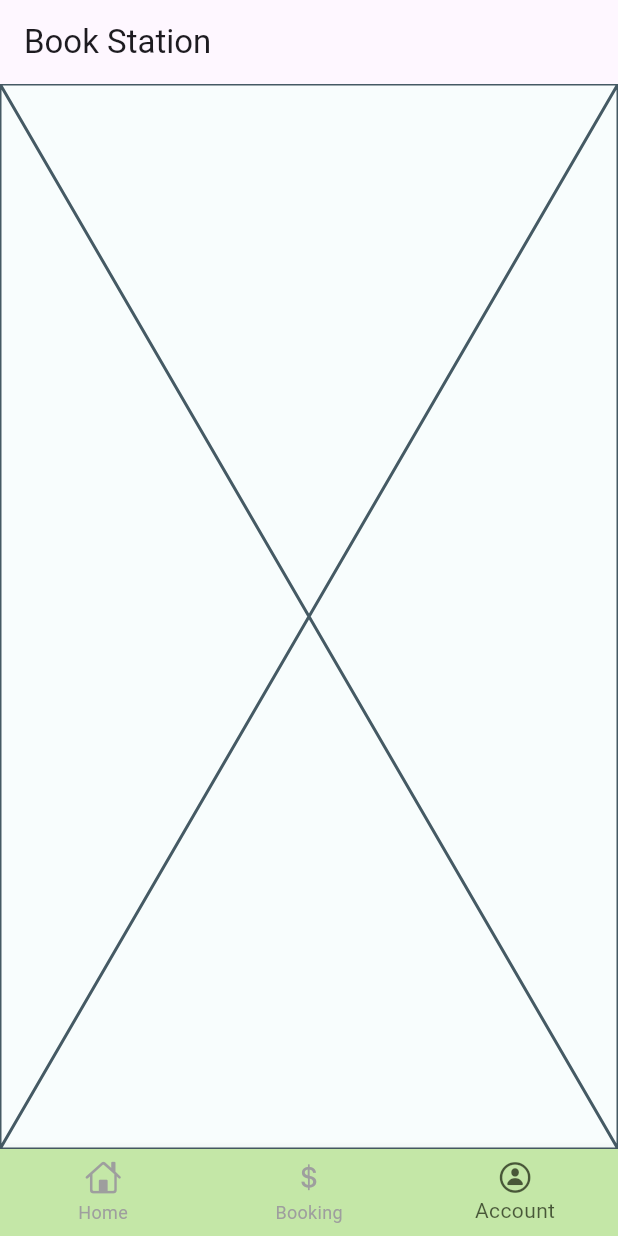
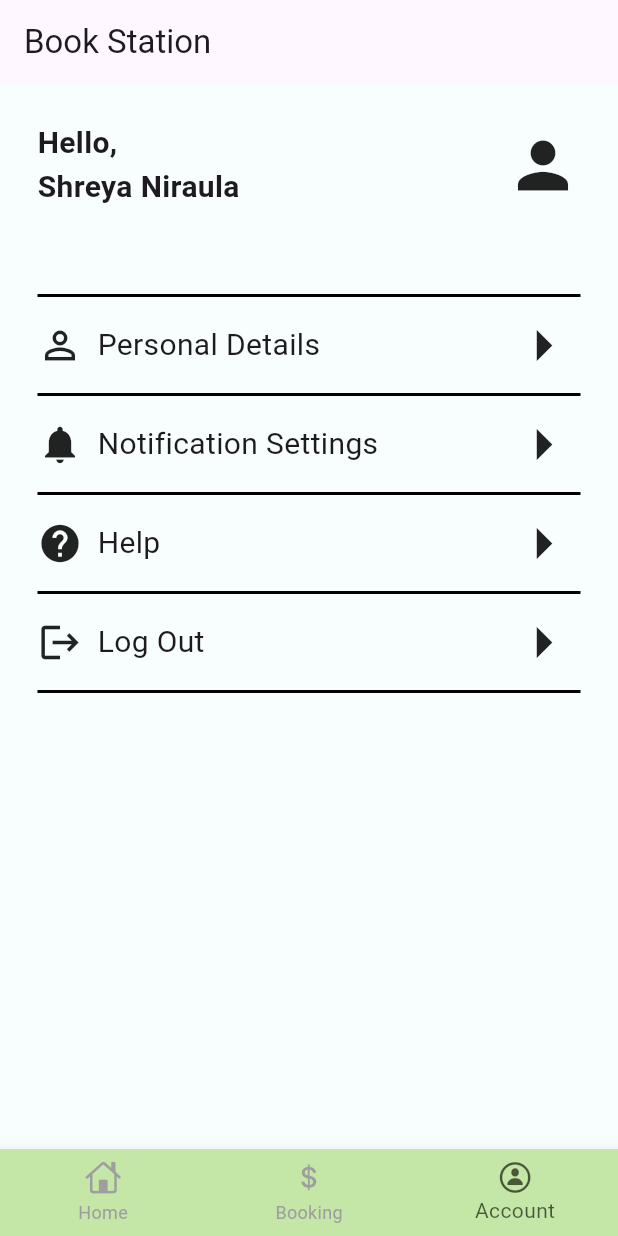
Before and after one commit to shreyaniraula/ev_station_frontend, a Flutter app: the screen it shows after launch, item 3 of the bottom bar chosen, on a phone screen of 412 x 824 dp. Run offline on Flutter 3.47's test engine with Material 3 defaults, Android fonts, the phone set to English and light mode, and no system bars; our stand-ins replace connectivity_plus, file_picker, google_maps_flutter, image_picker, location, shared_preferences; missing offline and left inert: cloudinary_public, khalti_flutter; network calls fail.

Commit message:
Account Screen UI Created

```diff
--- a/lib/screens/account_page.dart
+++ b/lib/screens/account_page.dart
@@ -1,3 +1,4 @@
+import 'package:ev_charge/widgets/custom_textbutton.dart';
 import 'package:flutter/material.dart';
 
 class AccountPage extends StatefulWidget {
@@ -10,6 +11,39 @@ class AccountPage extends StatefulWidget {
 class _AccountPageState extends State<AccountPage> {
   @override
   Widget build(BuildContext context) {
-    return const Placeholder();
+    return Padding(
+      padding: const EdgeInsets.symmetric(horizontal: 25.0, vertical: 25.0),
+      child: Column(
+        crossAxisAlignment: CrossAxisAlignment.start,
+        children: [
+          Row(
+            mainAxisAlignment: MainAxisAlignment.spaceBetween,
+            children: [
+              Text(
+                'Hello,\nShreya Niraula',
+                style: TextStyle(fontSize: 20.0, fontWeight: FontWeight.bold),
+              ),
+              Icon(
+                Icons.person,
+                size: 50.0,
+              )
+            ],
+          ),
+          SizedBox(height: 50),
+          Divider(thickness: 2, color: Colors.black),
+          CustomTextbutton(
+              buttonText: 'Personal Details', frontIcon: Icons.person_outline),
+          Divider(thickness: 2, color: Colors.black),
+          CustomTextbutton(
+              buttonText: 'Notification Settings',
+              frontIcon: Icons.notifications),
+          Divider(thickness: 2, color: Colors.black),
+          CustomTextbutton(buttonText: 'Help', frontIcon: Icons.help),
+          Divider(thickness: 2, color: Colors.black),
+          CustomTextbutton(buttonText: 'Log Out', frontIcon: Icons.logout),
+          Divider(thickness: 2, color: Colors.black),
+        ],
+      ),
+    );
   }
 }
--- /dev/null
+++ b/lib/widgets/custom_textbutton.dart
@@ -0,0 +1,39 @@
+import 'package:flutter/material.dart';
+
+class CustomTextbutton extends StatelessWidget {
+  final String buttonText;
+  final IconData frontIcon;
+  const CustomTextbutton(
+      {super.key, required this.buttonText, required this.frontIcon});
+
+  @override
+  Widget build(BuildContext context) {
+    return GestureDetector(
+      onTap: () {},
+      child: SizedBox(
+        child: Row(
+          mainAxisAlignment: MainAxisAlignment.spaceBetween,
+          children: [
+            Row(
+              children: [
+                Icon(
+                  frontIcon,
+                  size: 30.0,
+                ),
+                SizedBox(width: 10.0),
+                Text(
+                  buttonText,
+                  style: TextStyle(fontSize: 20.0),
+                ),
+              ],
+            ),
+            Icon(
+              Icons.arrow_right,
+              size: 50.0,
+            ),
+          ],
+        ),
+      ),
+    );
+  }
+}
```
